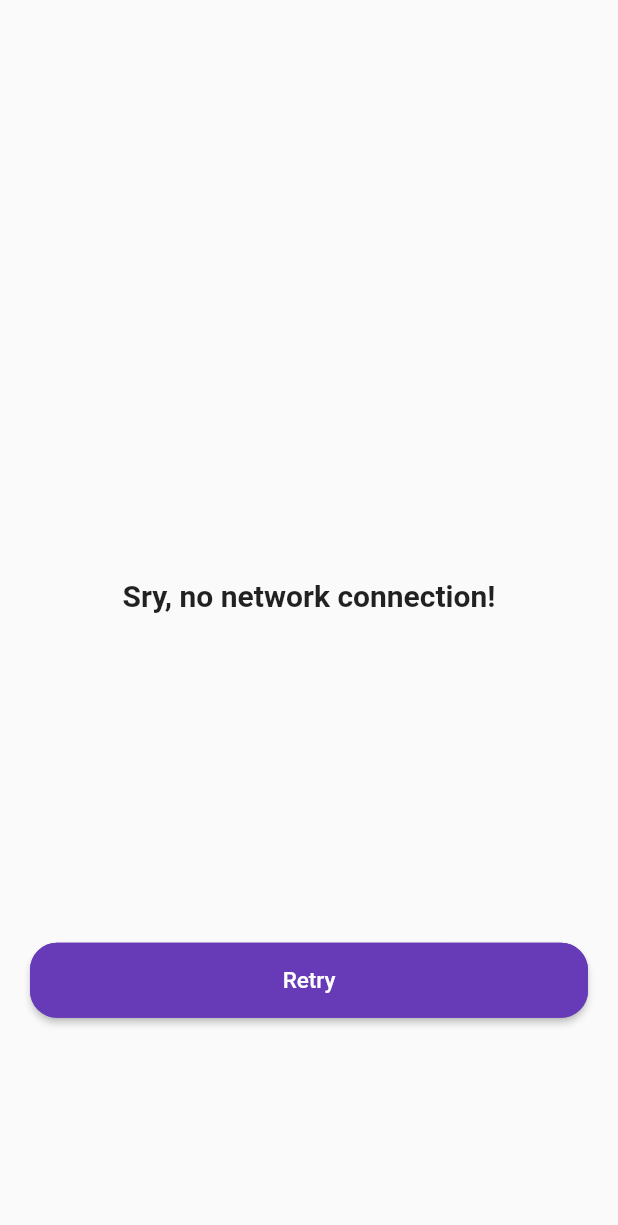
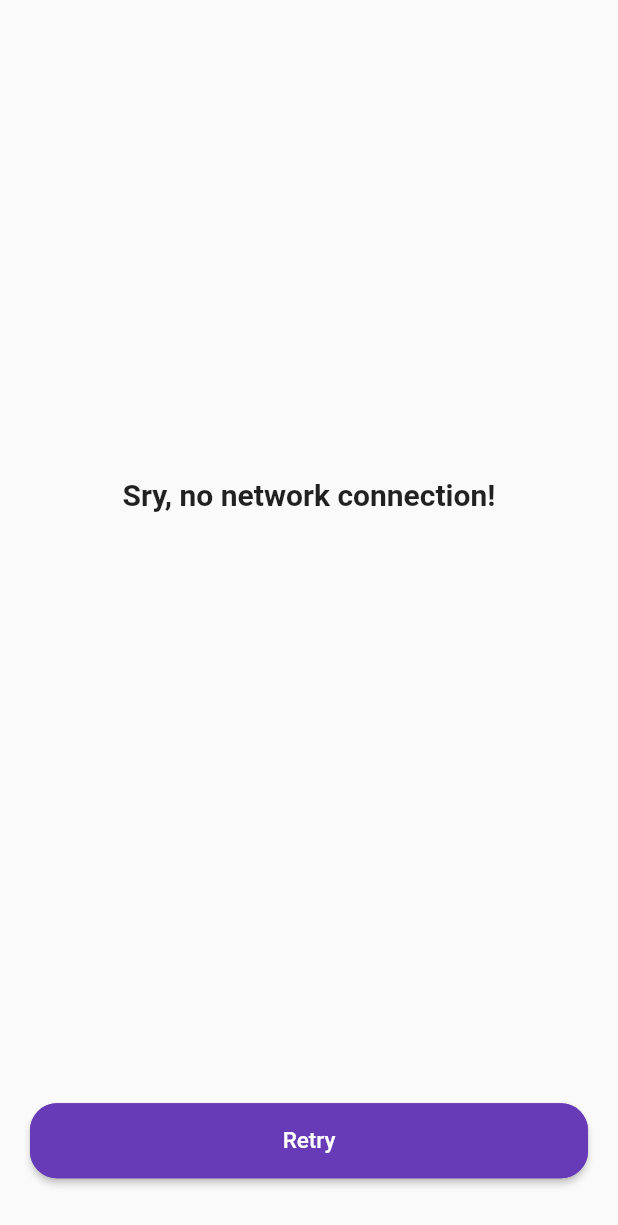
Before and after one commit to zgast/EmoteGuesser, a Flutter app: the NoConnectionScreen screen opened directly, on a phone screen of 412 x 824 dp. Shown: the top 1225 px of the screen. Run offline on Flutter 3.47's test engine with Material 2 defaults, Android fonts, the phone set to English and light mode, and no system bars; our stand-ins replace cached_network_image, settings_ui, shared_preferences; accounts and stored records are empty.

Commit message:
no connection, responsive

```diff
--- a/twitch_emote/lib/screens/home_screen.dart
+++ b/twitch_emote/lib/screens/home_screen.dart
@@ -3,10 +3,11 @@ import 'package:flutter/material.dart';
 import 'package:provider/provider.dart';
 import 'package:twitch_emote/models/app_state.dart';
 import 'package:twitch_emote/screens/game_menu_screen.dart';
-import 'package:twitch_emote/screens/login_screen.dart';
 import 'package:twitch_emote/screens/no_connection_screen.dart';
 import 'package:twitch_emote/screens/settings_screen.dart';
 import 'package:twitch_emote/screens/stats_screen.dart';
+
+import 'login_screen.dart';
 
 class HomeScreen extends StatefulWidget {
   HomeScreen({Key key, this.title}) : super(key: key);
--- a/twitch_emote/lib/screens/no_connection_screen.dart
+++ b/twitch_emote/lib/screens/no_connection_screen.dart
@@ -1,9 +1,9 @@
 import 'package:flutter/cupertino.dart';
 import 'package:flutter/material.dart';
+import 'package:flutter/painting.dart';
+import 'package:provider/provider.dart';
 import 'package:twitch_emote/models/app_state.dart';
 import 'package:twitch_emote/widgets/menu_button.dart';
-
-import 'package:provider/provider.dart';
 
 class NoConnectionScreen extends StatefulWidget {
   @override
@@ -35,7 +35,9 @@ class _NoConnectionScreenState extends State<NoConnectionScreen> {
           mainAxisAlignment: MainAxisAlignment.center,
           children: <Widget>[
             Container(
-              margin: new EdgeInsets.only(top: 300),
+              alignment: Alignment.center,
+              margin: EdgeInsets.only(
+                  bottom: MediaQuery.of(context).size.height - 450, top: 300),
               child: Text(
                 'Sry, no network connection!',
                 textAlign: TextAlign.center,
@@ -44,7 +46,7 @@ class _NoConnectionScreenState extends State<NoConnectionScreen> {
               ),
             ),
             Container(
-              margin: new EdgeInsets.only(top: 200, bottom: 40),
+              alignment: Alignment.bottomCenter,
               child: MenuButton(
                 activated: !checking,
                 onPressed: () {
```
